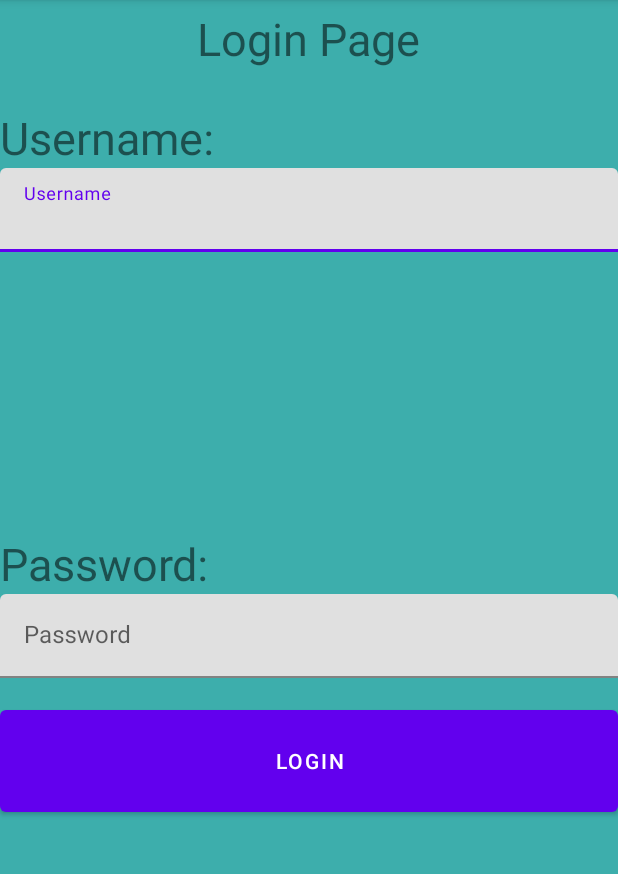
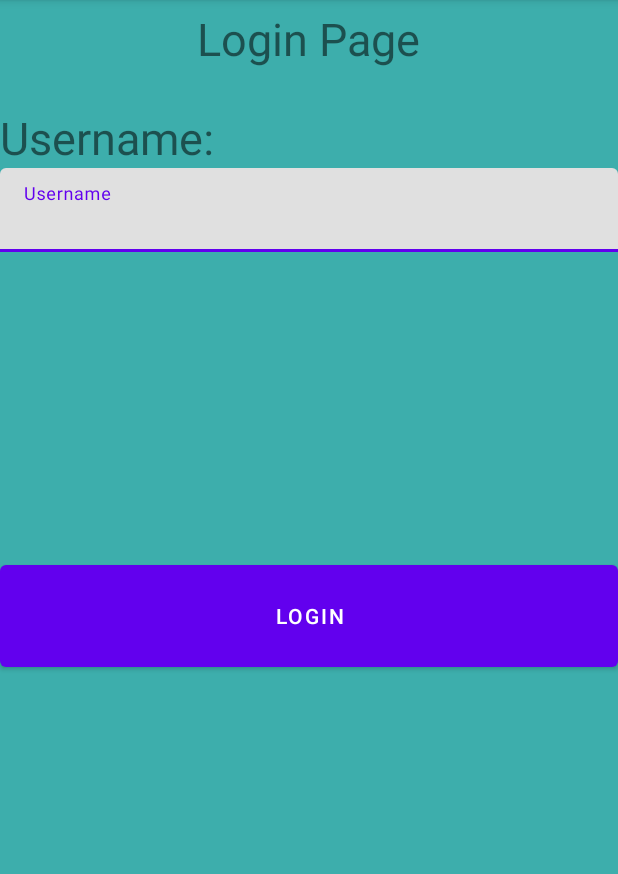
Before and after one commit to Jneigh00/MyPlannerPal, an Android app: the screen it shows after launch (MainActivity), on a phone screen of 412 x 824 dp, the part 84-958 px from its top. Run offline under Robolectric (Android 15) with nearby library versions, the phone set to English and light mode, and no system bars; our stand-ins replace Room's generated code; 1 statement that could not run was skipped.

Commit message:
deleted password field

```diff
--- a/app/build.gradle
+++ b/app/build.gradle
@@ -34,6 +34,7 @@ dependencies {
     implementation 'androidx.constraintlayout:constraintlayout:2.1.3'
     implementation 'androidx.room:room-common:2.2.6'
     implementation 'androidx.room:room-runtime:2.2.6'
+    implementation 'com.google.android.gms:play-services-base:17.6.0'
     testImplementation 'junit:junit:4.+'
     androidTestImplementation 'androidx.test.ext:junit:1.1.3'
     androidTestImplementation 'androidx.test.espresso:espresso-core:3.4.0'
--- a/app/src/main/java/com/example/daily_organized/MainActivity.java
+++ b/app/src/main/java/com/example/daily_organized/MainActivity.java
@@ -1,5 +1,4 @@
 package com.example.daily_organized;
-
 import androidx.appcompat.app.AppCompatActivity;
 import androidx.room.Insert;
 
@@ -14,7 +13,6 @@ import android.widget.TextView;
 import android.widget.Toast;
 
 import com.google.android.material.textfield.TextInputEditText;
-
 
 public class MainActivity extends AppCompatActivity {
 
@@ -57,6 +55,7 @@ public class MainActivity extends AppCompatActivity {
             }
         }
 
+
     }
 
 }
--- a/app/src/main/res/layout/login.xml
+++ b/app/src/main/res/layout/login.xml
@@ -46,24 +46,10 @@
                 android:hint="Username" />
         </com.google.android.material.textfield.TextInputLayout>
 
-        <TextView
-            android:id="@+id/password_id"
-            android:layout_width="match_parent"
-            android:layout_height="wrap_content"
-            android:layout_gravity="center"
-            android:text="Password:"
-            android:textSize="30sp" />
-
         <com.google.android.material.textfield.TextInputLayout
 
             android:layout_width="match_parent"
             android:layout_height="match_parent">
-
-            <com.google.android.material.textfield.TextInputEditText
-                android:id="@+id/passwordInput"
-                android:layout_width="match_parent"
-                android:layout_height="wrap_content"
-                android:hint="Password" />
 
             <Button
                 android:id="@+id/button_login"
```
